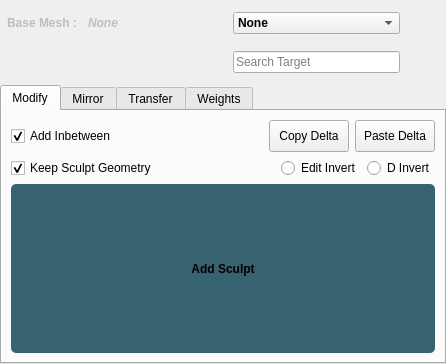
Before: the Qt Designer form z_bs/_addUI.ui in DDDonzy/d_maya, drawn with Qt 5.
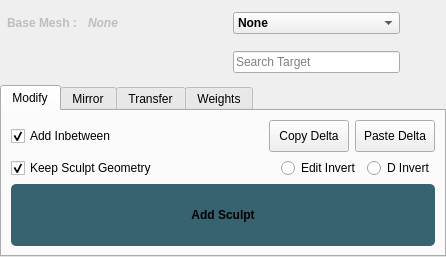
After: the same form once the commit is applied. Icons and pictures are not drawn.

The edit to the form file:
```diff
--- a/z_bs/_addUI.ui
+++ b/z_bs/_addUI.ui
@@ -7,7 +7,7 @@
     <x>0</x>
     <y>0</y>
     <width>446</width>
-    <height>364</height>
+    <height>257</height>
    </rect>
   </property>
   <property name="windowTitle">
```
Left out of the diff: 11 changed lines with no effect on the pictures.
